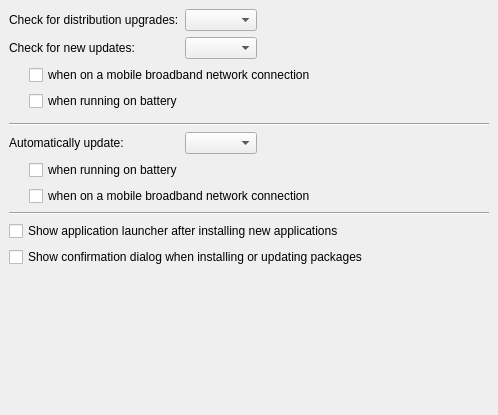
First picture: the form in Apper/Settings/Settings.ui, repository KDE/apper, before the edit.
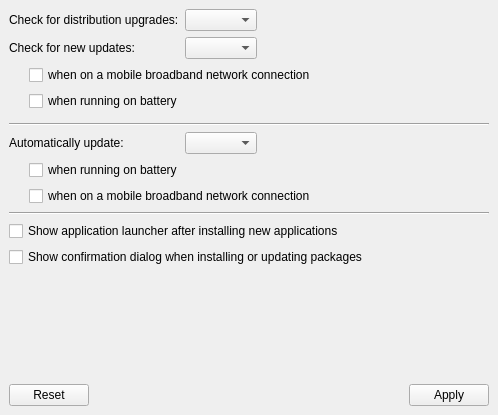
Second picture: the form after the edit. Custom widgets are drawn as their Qt base class.

Patch:
```diff
--- a/Apper/Settings/Settings.ui
+++ b/Apper/Settings/Settings.ui
@@ -32,7 +32,7 @@
        </property>
        <item row="0" column="0">
         <widget class="QWidget" name="widget" native="true">
-         <layout class="QHBoxLayout" name="horizontalLayout">
+         <layout class="QVBoxLayout" name="verticalLayout">
           <item>
            <layout class="QFormLayout" name="formLayout_2">
             <property name="fieldGrowthPolicy">
@@ -195,6 +195,13 @@
             </item>
            </layout>
           </item>
+          <item>
+           <widget class="QDialogButtonBox" name="buttonBox">
+            <property name="standardButtons">
+             <set>QDialogButtonBox::Apply|QDialogButtonBox::Reset</set>
+            </property>
+           </widget>
+          </item>
          </layout>
         </widget>
        </item>
```
Left out of the diff: 43 changed lines with no effect on the pictures.
